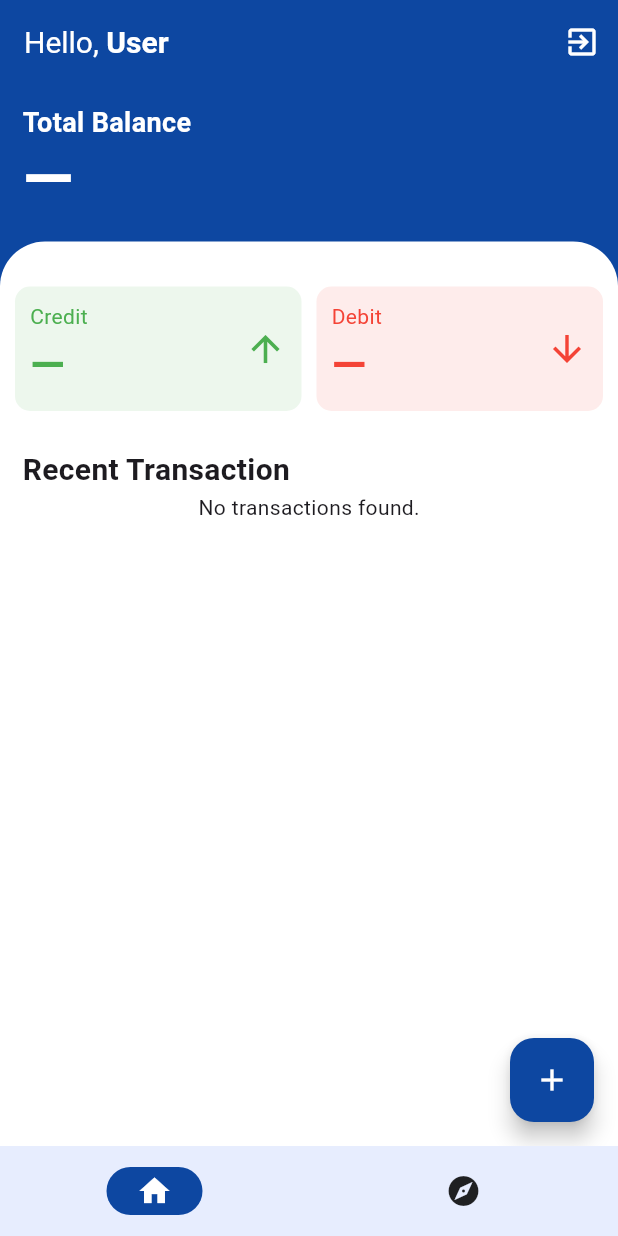
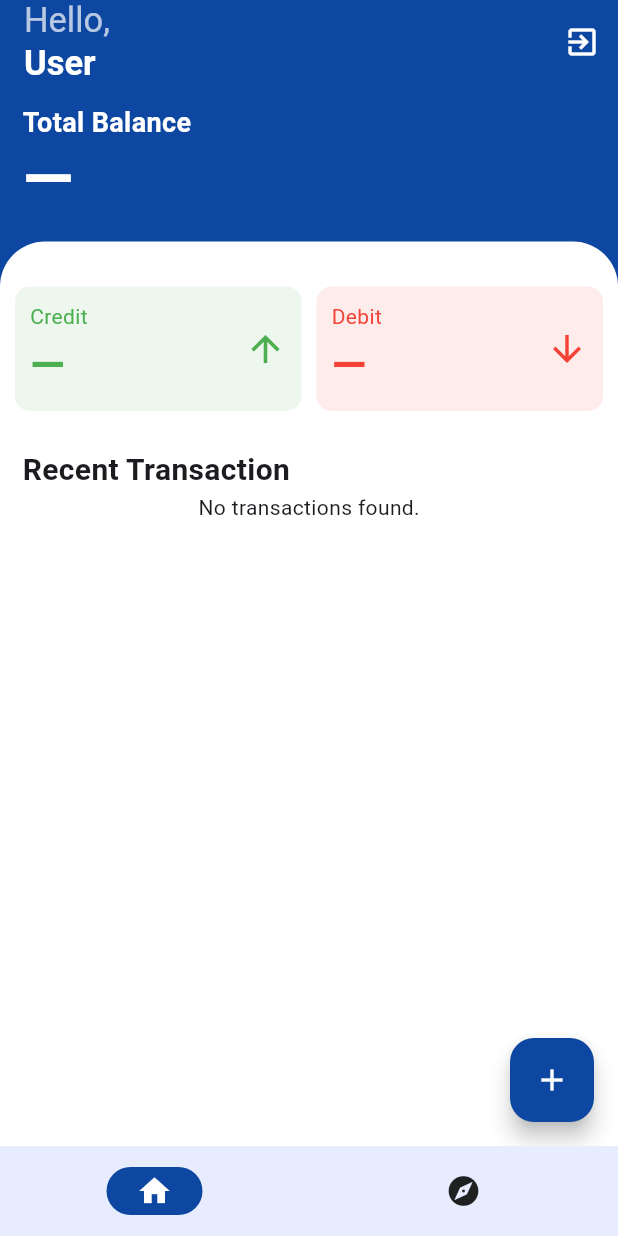
Before and after one commit to Rahul2-5/Budget_Tracker, a Flutter app: the screen it shows once a user with an empty profile is signed in, on a phone screen of 412 x 824 dp. Run offline on Flutter 3.47's test engine with Material 3 defaults, Android fonts, the phone set to English and light mode, and no system bars; our stand-ins replace cloud_firestore, firebase_auth, firebase_core, flutter_native_splash, font_awesome_flutter, google_sign_in; accounts and stored records are empty.

Commit message:
Home screen Username display changes

```diff
--- a/lib/Screens/home_screen.dart
+++ b/lib/Screens/home_screen.dart
@@ -122,23 +122,40 @@ class _HomeScreenState extends State<HomeScreen> {
       ),
      appBar: AppBar(
   backgroundColor: Colors.blue.shade900,
-        title: RichText(
-          text: TextSpan(
-            style: const TextStyle(color: Colors.white, fontSize: 20),
+  title: Column(
+    crossAxisAlignment: CrossAxisAlignment.start,
+   mainAxisSize: MainAxisSize.min,
     children: [
-              const TextSpan(text: "Hello, "),
-              TextSpan(
-                text: username,
-                style: const TextStyle(fontWeight: FontWeight.bold),
+      const Text(
+        "Hello,",
+        style: TextStyle(
+          color: Colors.white70,
+          fontSize: 23,
+        ),
+      ),
+      Text(
+        username,
+        style: const TextStyle(
+          color: Colors.white,
+          fontSize: 23,
+          fontWeight: FontWeight.bold,
+        ),
+        overflow: TextOverflow.ellipsis,
       ),
     ],
-          ),
   ),
   actions: [
     IconButton(
       onPressed: logOut,
       icon: isLogoutLoader
-                ? const CircularProgressIndicator(color: Colors.white)
+          ? const SizedBox(
+              height: 20,
+              width: 20,
+              child: CircularProgressIndicator(
+                color: Colors.white,
+                strokeWidth: 2,
+              ),
+            )
           : const Icon(
               Icons.exit_to_app,
               color: Colors.white,
@@ -146,6 +163,7 @@ class _HomeScreenState extends State<HomeScreen> {
     )
   ],
 ),
+
       body: SingleChildScrollView(
         child: Column(
           children: [
```
Also changed, not shown: 4 other files. Lines whose indentation alone changed are shown as unchanged.
